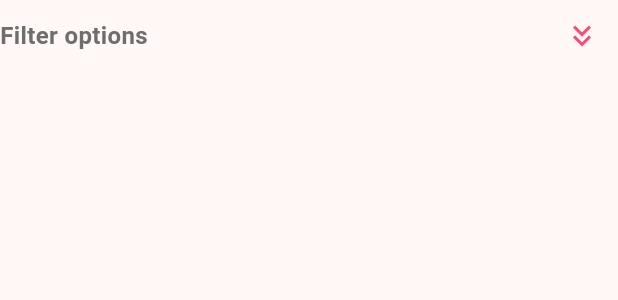
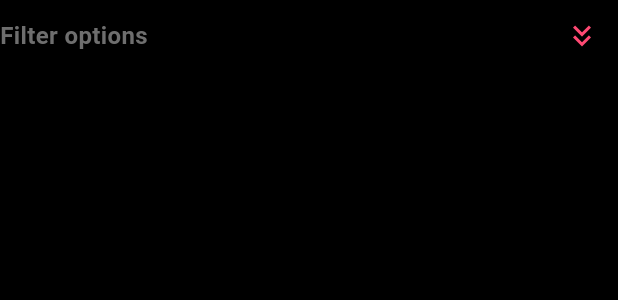
Before and after one commit to xeladu/flutter_blog_query, a Flutter app: the FilterWidget widget shown alone on an empty page, opened directly, after a tap on the "keyboard double arrow up" icon, on a phone screen of 412 x 824 dp. Shown: the top 300 px of the screen. Run offline on Flutter 3.47's test engine with Material 2 defaults, Android fonts, the phone set to English and light mode, and no system bars; our stand-ins replace flutter_riverpod; network calls fail.

Commit message:
Fix background color errors

```diff
--- a/lib/widgets/articles_widget.dart
+++ b/lib/widgets/articles_widget.dart
@@ -30,6 +30,9 @@ class _ArticlesWidgetState extends ConsumerState<ArticlesWidget> {
     }
 
     return Column(crossAxisAlignment: CrossAxisAlignment.start, children: [
+      Container(
+        color: AppColors.background,
+        child:
             Row(mainAxisAlignment: MainAxisAlignment.spaceBetween, children: [
           Text("Article list ($itemsCount results, $selectedCount selected)",
               style: TextStyle(
@@ -49,6 +52,7 @@ class _ArticlesWidgetState extends ConsumerState<ArticlesWidget> {
                 });
               }),
         ]),
+      ),
       Expanded(
           child: ListView.builder(
               shrinkWrap: true,
@@ -58,7 +62,7 @@ class _ArticlesWidgetState extends ConsumerState<ArticlesWidget> {
                     shape: RoundedRectangleBorder(
                         borderRadius: BorderRadius.circular(10)),
                     tileColor: index.isEven
-                        ? Colors.transparent
+                        ? AppColors.background
                         : AppColors.backgroundAlternate,
                     key: ValueKey(item.title),
                     value: item.selected,
--- a/lib/widgets/filter_widget.dart
+++ b/lib/widgets/filter_widget.dart
@@ -39,7 +39,9 @@ class _FilterWidgetState extends ConsumerState<FilterWidget> {
   }
 
   Widget _buildHiddenState() {
-    return Column(crossAxisAlignment: CrossAxisAlignment.start, children: [
+    return Container(
+      color: AppColors.background,
+      child: Column(crossAxisAlignment: CrossAxisAlignment.start, children: [
         Row(mainAxisAlignment: MainAxisAlignment.spaceBetween, children: [
           Text("Filter options",
               style: TextStyle(
@@ -59,14 +61,17 @@ class _FilterWidgetState extends ConsumerState<FilterWidget> {
             },
           )
         ])
-    ]);
+      ]),
+    );
   }
 
   Widget _buildVisibleState() {
     _categoryOptions = ref.watch(filterProvider).categoryFilterStates;
     _searchText = ref.watch(filterProvider).searchText;
 
-    return Column(crossAxisAlignment: CrossAxisAlignment.start, children: [
+    return Container(
+      color: AppColors.background,
+      child: Column(crossAxisAlignment: CrossAxisAlignment.start, children: [
         Row(mainAxisAlignment: MainAxisAlignment.spaceBetween, children: [
           Text("Filter options",
               style: TextStyle(
@@ -137,6 +142,7 @@ class _FilterWidgetState extends ConsumerState<FilterWidget> {
               labelStyle: TextStyle(
                   color: AppColors.fontSecondary, fontWeight: FontWeight.w100)),
         )
-    ]);
+      ]),
+    );
   }
 }
```
Also changed, not shown: lib/home_widget.dart (+15 -9 lines). Lines whose indentation alone changed are shown as unchanged.
